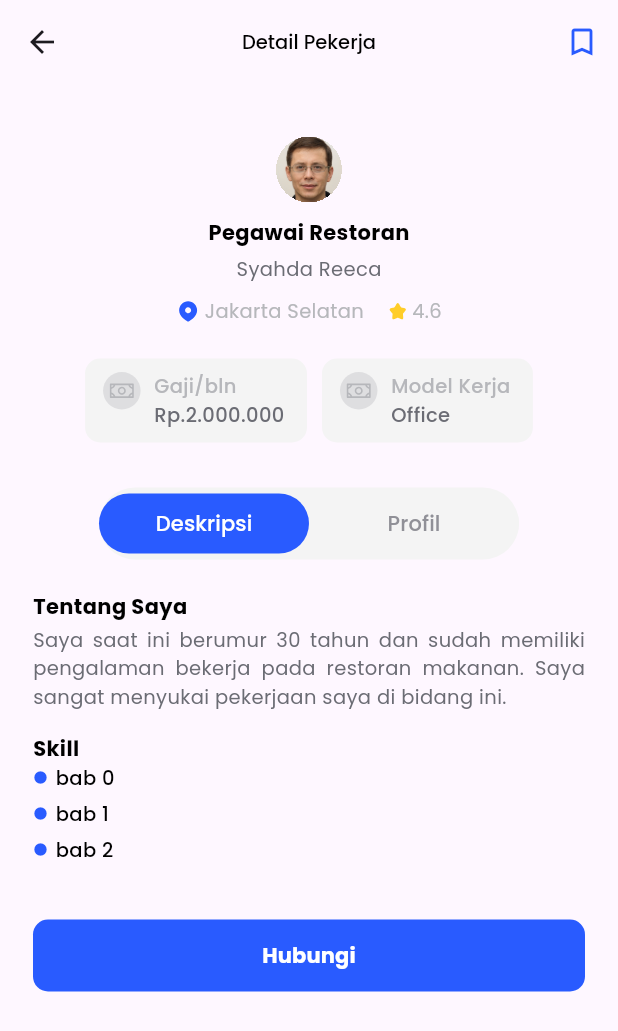
After one commit to BrawS-HackFest/GrowBiz-FE, a Flutter app: the DetailWorkPage screen opened directly, after a tap on "Deskripsi", on a phone screen of 412 x 824 dp. The commit adds this screen. Shown: the top 1031 px of the screen. Run offline on Flutter 3.47's test engine with Material 3 defaults, Android fonts, the phone set to English and light mode, and no system bars; our stand-ins replace dio, firebase_auth, firebase_core, flutter_bloc, flutter_svg, shimmer and 1 more; missing offline and left inert: clipboard, flutter_pdfview; accounts and stored records are empty; network calls fail.

Commit message:
add detail work page

```diff
--- a/lib/pages/detail_course_page.dart
+++ b/lib/pages/detail_course_page.dart
@@ -5,14 +5,13 @@ import 'package:hackfest_mobile/bloc/course/course_bloc.dart';
 import 'package:hackfest_mobile/pages/payment_page.dart';
 import 'package:hackfest_mobile/styles/my_colors.dart';
 import 'package:hackfest_mobile/styles/my_text.dart';
-import 'package:hackfest_mobile/widgets/desc_section.dart';
+import 'package:hackfest_mobile/widgets/desc_course_section.dart';
 import 'package:hackfest_mobile/widgets/my_button.dart';
 import 'package:hackfest_mobile/widgets/my_snackBar.dart';
-import 'package:hackfest_mobile/widgets/review_section.dart';
+import 'package:hackfest_mobile/widgets/review_course_section.dart';
 import 'package:hackfest_mobile/widgets/scrollbehavior.dart';
 import 'package:hackfest_mobile/widgets/skeletons/skeletons_course_detail.dart';
 import 'package:intl/intl.dart';
-import 'package:shimmer/shimmer.dart';
 
 class DetailCoursePage extends StatefulWidget {
   DetailCoursePage({super.key, required this.id});
@@ -134,7 +133,7 @@ class _DetailCoursePageState extends State<DetailCoursePage> {
                       height: 10,
                     ),
                     Container(
-                      padding: EdgeInsets.all(5),
+                      padding: const EdgeInsets.all(5),
                       decoration: BoxDecoration(
                         borderRadius: BorderRadius.circular(12),
                         color: MyColors.neutra100,
@@ -159,7 +158,7 @@ class _DetailCoursePageState extends State<DetailCoursePage> {
                                     : MyColors.neutra100,
                                 foregroundColor: MyColors.greyBase,
                               ),
-                              child: Text('Deskripsi'),
+                              child: const Text('Deskripsi'),
                             ),
                           ),
                           const SizedBox(
@@ -182,7 +181,7 @@ class _DetailCoursePageState extends State<DetailCoursePage> {
                                     : MyColors.neutra100,
                                 foregroundColor: MyColors.greyBase,
                               ),
-                              child: Text('Ulasan'),
+                              child: const Text('Ulasan'),
                             ),
                           ),
                         ],
@@ -192,8 +191,8 @@ class _DetailCoursePageState extends State<DetailCoursePage> {
                       height: 16,
                     ),
                     isDescriptionSelected ?
-                    DescSection(bab: courseSingle.bab,desc: courseSingle.desc,) :
-                    ReviewSection(),
+                    DescCourseSection(bab: courseSingle.bab,desc: courseSingle.desc,) :
+                    ReviewCourseSection(),
                     const SizedBox(height: 19,),
                     SizedBox(
                         width: double.infinity,
--- /dev/null
+++ b/lib/pages/detail_work_page.dart
@@ -0,0 +1,148 @@
+import 'package:flutter/material.dart';
+import 'package:flutter_svg/svg.dart';
+import 'package:hackfest_mobile/styles/my_colors.dart';
+import 'package:hackfest_mobile/styles/my_text.dart';
+import 'package:hackfest_mobile/widgets/card_detail_work.dart';
+import 'package:hackfest_mobile/widgets/desc_work_section.dart';
+import 'package:hackfest_mobile/widgets/my_button.dart';
+import 'package:hackfest_mobile/widgets/scrollbehavior.dart';
+
+class DetailWorkPage extends StatefulWidget {
+  const DetailWorkPage({super.key});
+
+  @override
+  State<DetailWorkPage> createState() => _DetailWorkPageState();
+}
+
+class _DetailWorkPageState extends State<DetailWorkPage> {
+  bool isDescriptionSelected = true;
+  @override
+  Widget build(BuildContext context) {
+    return Scaffold(
+      appBar: AppBar(
+        title: Text('Detail Pekerja', style: MyTextStyle.judulH5(color: MyColors.blackBase),),
+        centerTitle: true,
+        actions: [
+          IconButton(onPressed: (){},icon:Icon(Icons.bookmark_border_outlined, color: MyColors.primaryBase,))
+        ],
+      ),
+      body: ScrollConfiguration(
+        behavior: NoGlowScrollBehavior(),
+        child: SingleChildScrollView(
+          child: Padding(
+            padding: EdgeInsets.symmetric(horizontal: 22),
+            child: Column(
+              crossAxisAlignment: CrossAxisAlignment.start,
+              children: [
+                CardDetailWork(),
+                const SizedBox(height: 30,),
+                Padding(
+                  padding: const EdgeInsets.symmetric(horizontal: 44),
+                  child: Container(
+                    decoration: BoxDecoration(
+                      borderRadius: BorderRadius.circular(25),
+                      color: MyColors.neutra100,
+                    ),
+                    child: Stack(
+                      children:[
+                          Row(
+                          mainAxisAlignment: MainAxisAlignment.spaceEvenly,
+                          children: [
+                            Expanded(
+                              child: OutlinedButton(
+                                onPressed: () {
+                                  setState(() {
+                                    isDescriptionSelected = true;
+                                  });
+                                },
+                                style: OutlinedButton.styleFrom(
+                                  shape: RoundedRectangleBorder(
+                                    borderRadius: BorderRadius.circular(25),
+                                  ),
+                                  side: BorderSide.none,
+                                  backgroundColor: isDescriptionSelected
+                                      ? MyColors.primaryBase
+                                      : MyColors.neutra100,
+                                  foregroundColor: isDescriptionSelected ? MyColors.whiteBase : MyColors.grey300,
+                                ),
+                                child: Text('Deskripsi'),
+                              ),
+                            ),
+                            Expanded(
+                              child: OutlinedButton(
+                                onPressed: () {
+                                  setState(() {
+                                    isDescriptionSelected = false;
+                                  });
+                                },
+                                style: OutlinedButton.styleFrom(
+                                  shape: RoundedRectangleBorder(
+                                    borderRadius: BorderRadius.circular(25),
+                                  ),
+                                  side: BorderSide.none,
+                                  backgroundColor: !isDescriptionSelected
+                                      ? MyColors.primaryBase
+                                      : MyColors.neutra100,
+                                  foregroundColor: isDescriptionSelected ? MyColors.grey300 : MyColors.whiteBase,
+                                ),
+                                child: const Text('Profil'),
+                              ),
+                            ),
+                          ],
+                        ),
+                      ]
+                    ),
+                  ),
+                ),
+                const SizedBox(height: 21,),
+                isDescriptionSelected ?
+                DescWorkSection() :
+                Container(
+                  width: double.infinity,
+                  padding: EdgeInsets.only(left: 12, top: 9, bottom: 9, right: 15),
+                  child: Row(
+                    crossAxisAlignment: CrossAxisAlignment.start,
+                    children: [
+                      Container(
+                        width: 30,
+                        height: 30,
+                        padding: EdgeInsets.all(4),
+                        clipBehavior: Clip.hardEdge,
+                        decoration: BoxDecoration(
+                            shape: BoxShape.circle,
+                            color: MyColors.grey100
+                        ),
+                        child: Icon(Icons.home),
+                      ),
+                      const SizedBox(width: 9,),
+                      Column(
+                        crossAxisAlignment: CrossAxisAlignment.start,
+                        children: [
+                          Text('Pegawai Restoran Begawan', style: MyTextStyle.judulH5(color: MyColors.blackBase),),
+                          Text('Waiters', style: MyTextStyle.captionH5(color: MyColors.grey300),),
+                          Text('2014 - 2019', style: MyTextStyle.captionH5(color: MyColors.grey300),),
+                        ],
+                      )
+                    ],
+                  ),
+                ),
+
+                SizedBox(
+                    width: double.infinity,
+                    child: MyButton(text: 'Hubungi', color: MyColors.primaryBase,
+                        onPressed: (){
+                        }
+                    )
+                ),
+
+
+
+
+              ],
+            ),
+          ),
+        ),
+      ),
+    );
+  }
+}
--- a/lib/pages/work_page.dart
+++ b/lib/pages/work_page.dart
@@ -1,5 +1,6 @@
 import 'package:flutter/material.dart';
 import 'package:flutter_svg/flutter_svg.dart';
+import 'package:hackfest_mobile/pages/detail_work_page.dart';
 import 'package:hackfest_mobile/styles/my_colors.dart';
 import 'package:hackfest_mobile/styles/my_text.dart';
 import 'package:hackfest_mobile/widgets/card_work.dart';
@@ -71,11 +72,37 @@ class _WorkPageState extends State<WorkPage> {
                   ),
                 ],
               ),
+              const Spacer(),
               Row(
+                mainAxisAlignment: MainAxisAlignment.spaceBetween,
                 children: [
+                  SizedBox(
+                    width: 126,
+                    child: ElevatedButton(
+                      onPressed: (){},
+                      style: ElevatedButton.styleFrom(
+                        elevation: 0,
+                        backgroundColor: MyColors.whiteBase,
+                        side: BorderSide(color: MyColors.primaryBase),
+                      ),
+                      child: Text('Atur Ulang', style: MyTextStyle.judulH5(color: MyColors.primaryBase),),
+                    ),
+                  ),
+                  SizedBox(
+                    width: 126,
+                    child: ElevatedButton(
+                      onPressed: (){},
+                      style: ElevatedButton.styleFrom(
+                        elevation: 0,
+                        backgroundColor: MyColors.primaryBase,
+                      ),
+                      child: Text('Pakai',style: MyTextStyle.judulH5(color: MyColors.whiteBase),),
+                    ),
+                  )
 
                 ],
-              )
+              ),
+              const Spacer(),
             ],
           ),
         )
@@ -169,7 +196,13 @@ class _WorkPageState extends State<WorkPage> {
                 child: ScrollConfiguration(
                   behavior: NoGlowScrollBehavior(),
                   child: ListView.separated(itemBuilder: (context, index) {
-                    return CardWork();
+                    return CardWork(
+                      onTap: (){
+                        Navigator.of(context).push(MaterialPageRoute(builder: (context) {
+                          return DetailWorkPage();
+                        },));
+                      },
+                    );
                   }, separatorBuilder: (context, index) {
                     return const SizedBox(height: 15,);
                   }, itemCount: 7),
--- a/lib/styles/my_colors.dart
+++ b/lib/styles/my_colors.dart
@@ -19,6 +19,7 @@ class MyColors {
   static Color neutral200 = const Color(0xFFF9F9F9);
   static Color neutral = const Color(0xFFF0F0F0);
   static Color greyBase = const Color(0xFF6B6C74);
+  static Color grey100 = const Color(0xFFDEDEE0);
   static Color grey200 = const Color(0xFFB6B7BB);
   static Color grey300 = const Color(0xFF909097);
   static Color grey400 = const Color(0xFF6B6C74);
--- /dev/null
+++ b/lib/widgets/card_detail_work.dart
@@ -0,0 +1,125 @@
+import 'package:flutter/material.dart';
+import 'package:flutter_svg/flutter_svg.dart';
+import 'package:hackfest_mobile/styles/my_colors.dart';
+import 'package:hackfest_mobile/styles/my_text.dart';
+class CardDetailWork extends StatelessWidget {
+  const CardDetailWork({super.key});
+
+  @override
+  Widget build(BuildContext context) {
+    return Column(
+      crossAxisAlignment: CrossAxisAlignment.center,
+      children: [
+        const SizedBox(height: 35,),
+        Container(
+          width: 44,
+          height: 44,
+          clipBehavior: Clip.hardEdge,
+          decoration: BoxDecoration(
+              shape: BoxShape.circle
+          ),
+          child: Image.asset('assets/images/profile_hackfest.png', fit: BoxFit.cover,),
+        ),
+        const SizedBox(height: 10,),
+        Text('Pegawai Restoran', style: MyTextStyle.buttonH3(color: MyColors.blackBase),),
+        const SizedBox(height: 5,),
+        Text('Syahda Reeca', style: MyTextStyle.captionH5(color: MyColors.greyBase),),
+        const SizedBox(height: 9,),
+        Row(
+          mainAxisAlignment: MainAxisAlignment.center,
+          children: [
+            Container(
+              child: Row(
+                children: [
+                  SvgPicture.asset('assets/svgs/location_icon.svg'),
+                  const SizedBox(width: 3,),
+                  Text('Jakarta Selatan',style: MyTextStyle.captionH5(color: MyColors.grey200),)
+                ],
+              ),
+            ),
+            const SizedBox(width: 16,),
+            Container(
+              child: Row(
+                children: [
+                  SvgPicture.asset('assets/svgs/star_icon.svg'),
+                  const SizedBox(width: 3,),
+                  Text('4.6',style: MyTextStyle.captionH5(color: MyColors.grey200),)
+                ],
+              ),
+            )
+          ],
+        ),
+        const SizedBox(height: 22,),
+        Row(
+          mainAxisAlignment: MainAxisAlignment.center,
+          children: [
+            Container(
+              padding: EdgeInsets.only(left: 12, top: 9, bottom: 9, right: 15),
+              decoration: BoxDecoration(
+                  borderRadius: BorderRadius.circular(10),
+                  color: MyColors.neutra100
+              ),
+              child: Row(
+                crossAxisAlignment: CrossAxisAlignment.start,
+                children: [
+                  Container(
+                    width: 25,
+                    height: 25,
+                    padding: EdgeInsets.all(4),
+                    clipBehavior: Clip.hardEdge,
+                    decoration: BoxDecoration(
+                        shape: BoxShape.circle,
+                        color: MyColors.grey100
+                    ),
+                    child: SvgPicture.asset('assets/svgs/money_icon.svg', fit: BoxFit.cover,color: MyColors.grey200,),
+                  ),
+                  const SizedBox(width: 9,),
+                  Column(
+                    crossAxisAlignment: CrossAxisAlignment.start,
+                    children: [
+                      Text('Gaji/bln', style: MyTextStyle.judulH5(color: MyColors.grey200),),
+                      Text('Rp.2.000.000', style: MyTextStyle.judulH5(color: MyColors.greyBase),),
+                    ],
+                  )
+                ],
+              ),
+            ),
+            const SizedBox(width: 10,),
+            Container(
+              padding: EdgeInsets.only(left: 12, top: 9, bottom: 9, right: 15),
+              decoration: BoxDecoration(
+                  borderRadius: BorderRadius.circular(10),
+                  color: MyColors.neutra100
+              ),
+              child: Row(
+                crossAxisAlignment: CrossAxisAlignment.start,
+                children: [
+                  Container(
+                    width: 25,
+                    height: 25,
+                    padding: EdgeInsets.all(4),
+                    clipBehavior: Clip.hardEdge,
+                    decoration: BoxDecoration(
+                        shape: BoxShape.circle,
+                        color: MyColors.grey100
+                    ),
+                    child: SvgPicture.asset('assets/svgs/money_icon.svg', fit: BoxFit.cover,color: MyColors.grey200,),
+                  ),
+                  const SizedBox(width: 9,),
+                  Column(
+                    crossAxisAlignment: CrossAxisAlignment.start,
+                    children: [
+                      Text('Model Kerja', style: MyTextStyle.judulH5(color: MyColors.grey200),),
+                      Text('Office', style: MyTextStyle.judulH5(color: MyColors.greyBase),),
+                    ],
+                  )
+                ],
+              ),
+            )
+          ],
+        )
+
+      ],
+    );
+  }
+}
--- a/lib/widgets/card_work.dart
+++ b/lib/widgets/card_work.dart
@@ -3,11 +3,14 @@ import 'package:flutter_svg/flutter_svg.dart';
 import 'package:hackfest_mobile/styles/my_colors.dart';
 import 'package:hackfest_mobile/styles/my_text.dart';
 class CardWork extends StatelessWidget {
-  const CardWork({super.key});
+  CardWork({super.key, required this.onTap});
+  final VoidCallback onTap;
 
   @override
   Widget build(BuildContext context) {
-    return Container(
+    return GestureDetector(
+      onTap: onTap,
+      child: Container(
         padding: EdgeInsets.only(left: 12,right: 12, top: 8, bottom: 16),
         width: double.infinity,
         decoration: ShapeDecoration(
@@ -106,6 +109,7 @@ class CardWork extends StatelessWidget {
 
           ],
         ),
+      ),
     );
   }
 }
--- a/lib/widgets/desc_section.dart
+++ b/lib/widgets/desc_course_section.dart
@@ -1,8 +1,8 @@
 import 'package:flutter/material.dart';
 import 'package:hackfest_mobile/styles/my_colors.dart';
 import 'package:hackfest_mobile/styles/my_text.dart';
-class DescSection extends StatelessWidget {
-  DescSection({super.key, required this.desc, required this.bab});
+class DescCourseSection extends StatelessWidget {
+  DescCourseSection({super.key, required this.desc, required this.bab});
   String desc;
   List<String> bab;
 
--- /dev/null
+++ b/lib/widgets/desc_work_section.dart
@@ -0,0 +1,40 @@
+import 'package:flutter/material.dart';
+import 'package:hackfest_mobile/styles/my_colors.dart';
+import 'package:hackfest_mobile/styles/my_text.dart';
+class DescWorkSection extends StatelessWidget {
+  const DescWorkSection({super.key});
+
+  @override
+  Widget build(BuildContext context) {
+    return Column(
+      crossAxisAlignment: CrossAxisAlignment.start,
+      children: [
+        Text('Tentang Saya', style: MyTextStyle.buttonH3(color: MyColors.blackBase),),
+        const SizedBox(height: 3,),
+        Text('Saya saat ini berumur 30 tahun dan sudah memiliki pengalaman bekerja pada restoran makanan. Saya sangat menyukai pekerjaan saya di bidang ini.', style: MyTextStyle.captionH5(color: MyColors.greyBase), textAlign: TextAlign.justify),
+        const SizedBox(height: 15,),
+        Text('Skill', style: MyTextStyle.buttonH3(color: MyColors.blackBase),),
+        SizedBox(
+          height: 100,
+          child: ListView.separated(
+            itemCount: 3,
+            itemBuilder: (context, index) {
+              return Container(
+                child: Row(
+                  children: [
+                    Icon(Icons.circle_rounded, color: MyColors.primaryBase, size: 10),
+                    const SizedBox(width: 5,),
+                    Text('bab $index', style: MyTextStyle.judulH5(color: MyColors.blackBase),),
+                  ],
+                ),
+              );
+            },
+            separatorBuilder: (context, index) {
+              return SizedBox(height: 5,);
+            },
+          ),
+        ),
+      ],
+    );
+  }
+}
--- a/lib/widgets/review_section.dart
+++ b/lib/widgets/review_course_section.dart
@@ -1,8 +1,8 @@
 import 'package:flutter/material.dart';
 import 'package:hackfest_mobile/styles/my_colors.dart';
 import 'package:hackfest_mobile/styles/my_text.dart';
-class ReviewSection extends StatelessWidget {
-  const ReviewSection({super.key});
+class ReviewCourseSection extends StatelessWidget {
+  const ReviewCourseSection({super.key});
 
   @override
   Widget build(BuildContext context) {
```
Lines whose indentation alone changed are shown as unchanged.
